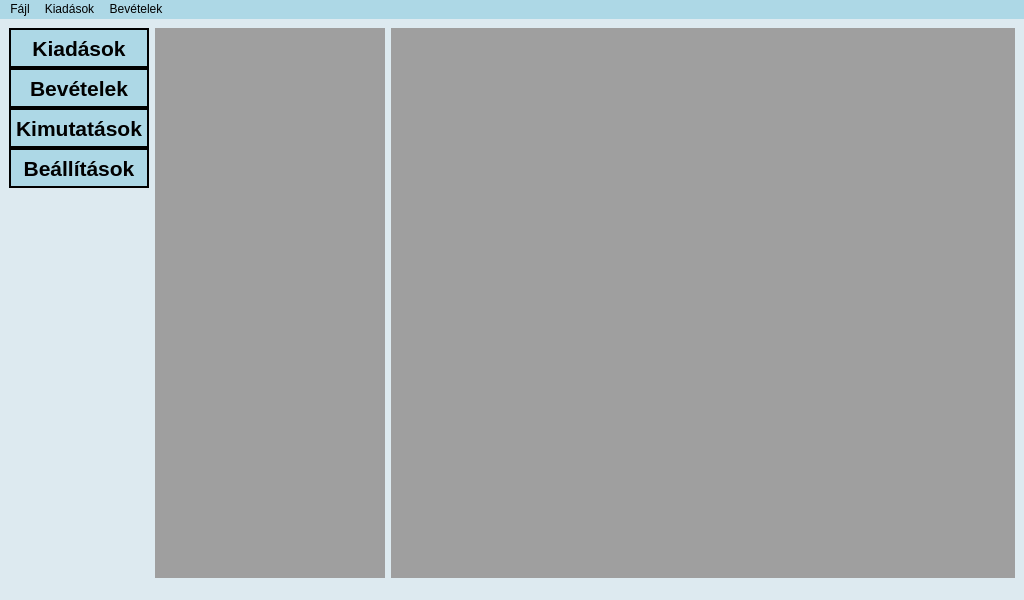
Before: the Qt Designer form FamilyFinancies/mainwindow.ui in DannyFreecs/FamilyBudgetSimple, drawn with Qt 5.
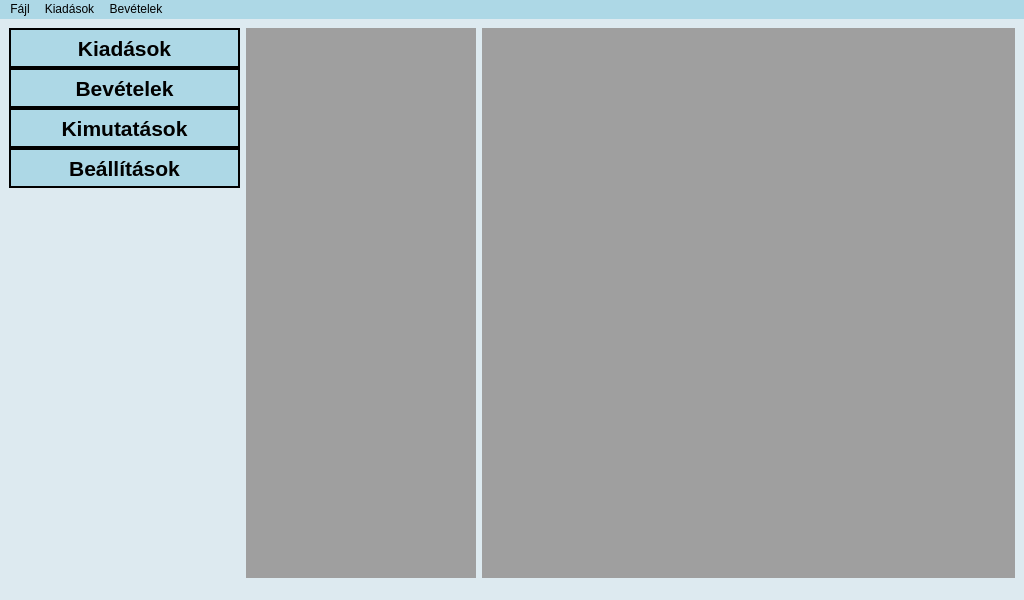
After: the same form once the commit is applied. Icons and pictures are not drawn.

Patch:
```diff
--- a/FamilyFinancies/mainwindow.ui
+++ b/FamilyFinancies/mainwindow.ui
@@ -250,6 +250,12 @@
     </item>
     <item>
      <widget class="QMdiArea" name="mdiAreaActivity">
+      <property name="sizePolicy">
+       <sizepolicy hsizetype="Preferred" vsizetype="Preferred">
+        <horstretch>0</horstretch>
+        <verstretch>0</verstretch>
+       </sizepolicy>
+      </property>
       <property name="styleSheet">
        <string notr="true"/>
       </property>
```
Left out of the diff: 4 changed lines with no effect on the pictures.
